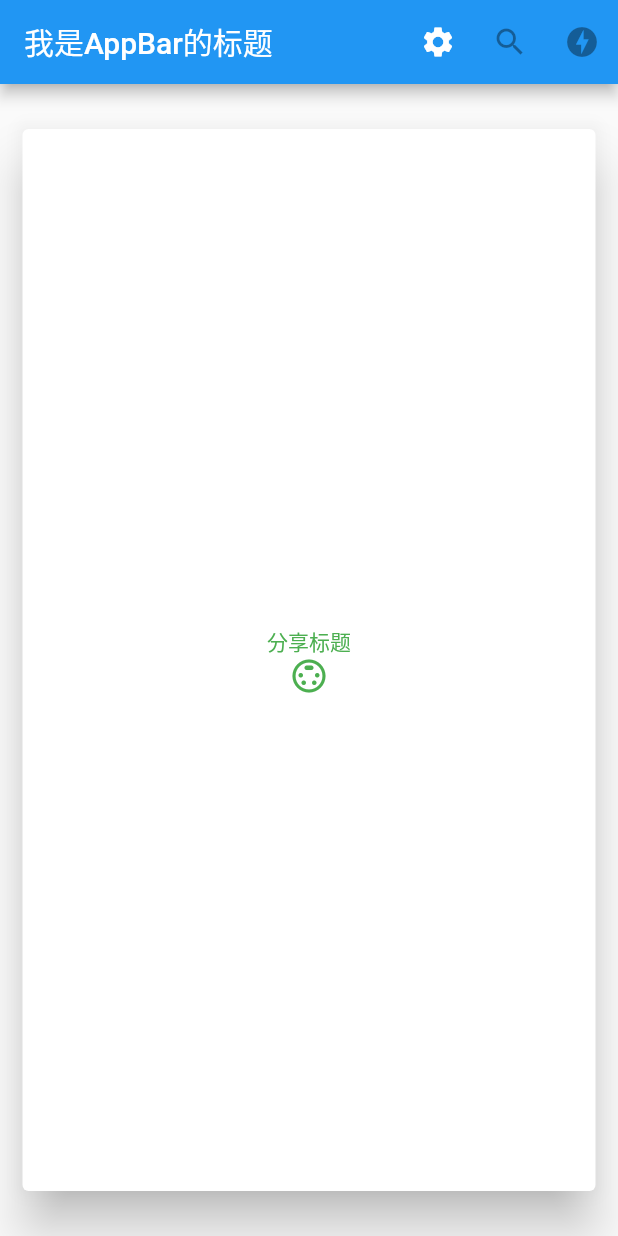
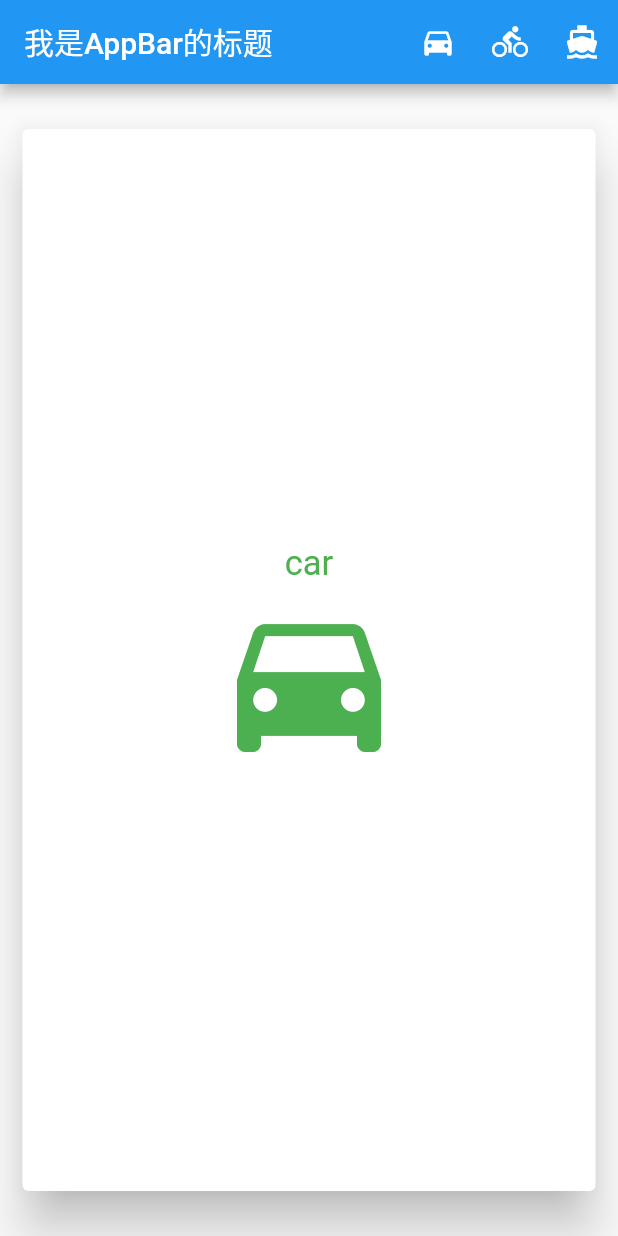
Before and after one commit to fazhongxu/hello, a Flutter app: the screen it shows after launch, on a phone screen of 412 x 824 dp. Run offline on Flutter 3.47's test engine with Material 2 defaults, Android fonts, the phone set to English and light mode, and no system bars.

Commit message:
demo练习 实现卡片点击切换展示不同数据

```diff
--- a/flutter_module/lib/main.dart
+++ b/flutter_module/lib/main.dart
@@ -2,54 +2,61 @@ import 'package:flutter/material.dart';
 
 void main() => runApp(MyApp());
 
-class MyApp extends StatelessWidget {
-  // This widget is the root of your application.
-  @override
-  Widget build(BuildContext context) {
-    var username = ">>hello_flutter";
-    username = "test_";
-    var time = DateTime.now();
-    var books = ["Chinese", "Computer", "Math"];
-    print(books);
-    var sets = {'a', 'b', 'c'};
-    sets.add("e");
-    print(sets);
-    var maps = {"name": "jack", "age": 18};
-    print(maps.toString() +
-        "--" +
-        maps["name"] +
-        "--" +
-        maps.containsKey("age").toString());
-    print("my name is$username" + username.runtimeType.toString());
-
-    print(time);
-    return new MaterialApp(
-      home: new Scaffold(
-          appBar: new AppBar(
-            title: new Expanded(
-              child: new Text("我是AppBar的标题"),
-              flex: 1,
-            ),
-            actions: [
-              new IconButton(
-                  icon: new Icon(
-                    Icons.settings,
-                    color: Colors.white,
-                  ),
-                  onPressed: setting),
-              new IconButton(icon: new Icon(Icons.search), onPressed: null),
-              new IconButton(
-                  icon: new Icon(Icons.offline_bolt), onPressed: null)
-            ],
-          ),
-          body: new Center(
-            child: new ShareCardView(
-                shareData: new ShareData(
-                    title: "分享标题",
-                    icon: new Icon(Icons.settings_input_svideo_outlined).icon)),
-          )),
-    );
-    /*return MaterialApp(
+class MyApp extends ShareHomePage {
+//  // This widget is the root of your application.
+//  @override
+//  Widget build(BuildContext context) {
+//    var username = ">>hello_flutter";
+//    username = "test_";
+//    var time = DateTime.now();
+//    var books = ["Chinese", "Computer", "Math"];
+//    print(books);
+//    var sets = {'a', 'b', 'c'};
+//    sets.add("e");
+//    print(sets);
+//    var maps = {"name": "jack", "age": 18};
+//    print(maps.toString() +
+//        "--" +
+//        maps["name"] +
+//        "--" +
+//        maps.containsKey("age").toString());
+//    print("my name is$username" + username.runtimeType.toString());
+//
+//    print(time);
+//
+//    ShareData _shareData;
+//
+//    void _select(ShareData shareData) {
+//      _shareData = shareData;
+//    }
+//
+//    return new MaterialApp(
+//      home: new Scaffold(
+//          appBar: new AppBar(
+//            title: new Expanded(
+//              child: new Text("我是AppBar的标题"),
+//              flex: 1,
+//            ),
+//            actions: [
+//              new IconButton(
+//                  icon: new Icon(
+//                    Icons.directions_car,
+//                    color: Colors.white,
+//                  ),
+//                  onPressed: null),
+//              new IconButton(
+//                  icon: new Icon(Icons.directions_bike), onPressed: null),
+//              new IconButton(
+//                  icon: new Icon(Icons.directions_boat), onPressed: null)
+//            ],
+//          ),
+//          body: new Center(
+//            child: new ShareCardView(
+//                shareData: new ShareData(
+//                    title: "分享标题", icon: new Icon(Icons.directions_car).icon)),
+//          )),
+//    );
+  /*return MaterialApp(
       title: 'Flutter Demo',
       theme: ThemeData(
         // This is the theme of your application.
@@ -64,8 +71,67 @@ class MyApp extends StatelessWidget {
       ),
       home: MyHomePage(title: 'Flutter Demo Home Page'),
     );*/
+//  }
+
+}
+
+class _ShareHomeState extends State<ShareHomePage> {
+  ShareData _shareData = datas[0];
+
+  void _select(ShareData shareData) {
+    setState(() {
+      _shareData = shareData;
+    });
+  }
+
+  @override
+  Widget build(BuildContext context) {
+    return new MaterialApp(
+      home: new Scaffold(
+        appBar: new AppBar(
+          title: new Expanded(
+            child: new Text("我是AppBar的标题"),
+            flex: 1,
+          ),
+          actions: [
+            new IconButton(
+                icon: new Icon(
+                  Icons.directions_car,
+                  color: Colors.white,
+                ),
+                onPressed: () {
+                  _select(datas[0]);
+                }),
+            new IconButton(
+                icon: new Icon(Icons.directions_bike),
+                onPressed: () {
+                  _select(datas[1]);
+                }),
+            new IconButton(
+                icon: new Icon(Icons.directions_boat),
+                onPressed: () {
+                  _select(datas[2]);
+                }),
+          ],
+        ),
+        body: new ShareCardView(shareData: _shareData),
+      ),
+    );
   }
 }
+
+class ShareHomePage extends StatefulWidget {
+  @override
+  _ShareHomeState createState() {
+    return _ShareHomeState();
+  }
+}
+
+const List<ShareData> datas = const <ShareData>[
+  const ShareData(title: "car", icon: Icons.directions_car),
+  const ShareData(title: "bike", icon: Icons.directions_bike),
+  const ShareData(title: "boat", icon: Icons.directions_boat),
+];
 
 class ShareData {
   const ShareData({this.title, this.icon});
@@ -89,16 +155,16 @@ class ShareCardView extends StatelessWidget {
         mainAxisAlignment: MainAxisAlignment.center,
         children: [
           new Text(shareData.title,
-              style: new TextStyle(color: Colors.green, fontSize: 14)),
-          new Icon(shareData.icon, color: Colors.green),
+              style: new TextStyle(color: Colors.green, fontSize: 23)),
+          new Icon(
+            shareData.icon,
+            color: Colors.green,
+            size: 128,
+          ),
         ],
       )),
     );
   }
-}
-
-void setting() {
-  print("setting");
 }
 
 class MyHomePage extends StatefulWidget {
```
